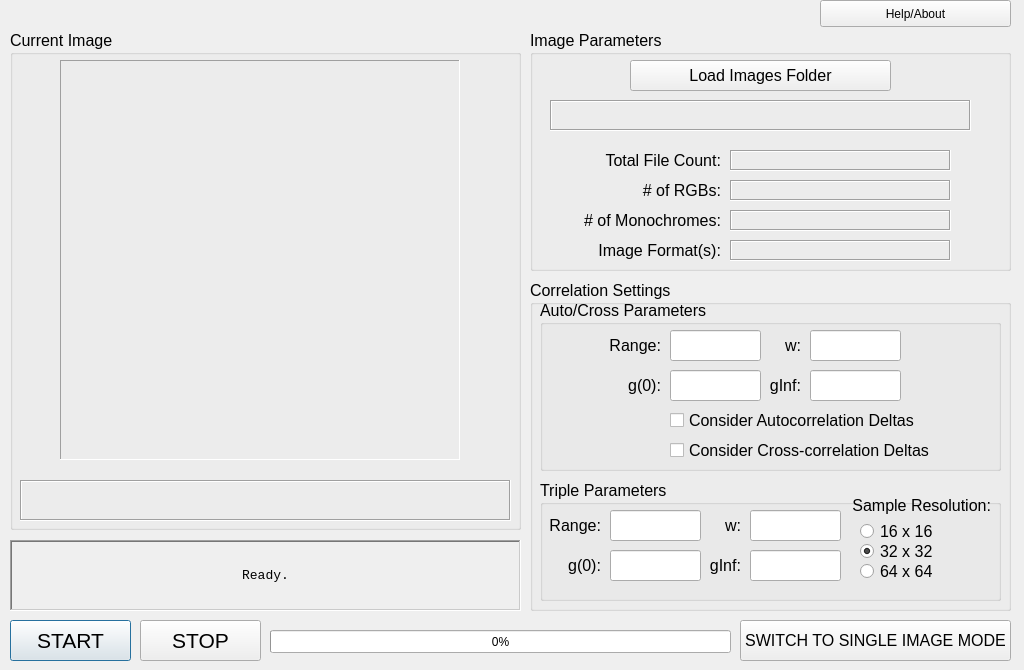
The window that local_GUI/batch.ui (nklose/ICS) describes before a commit, drawn with Qt 5.
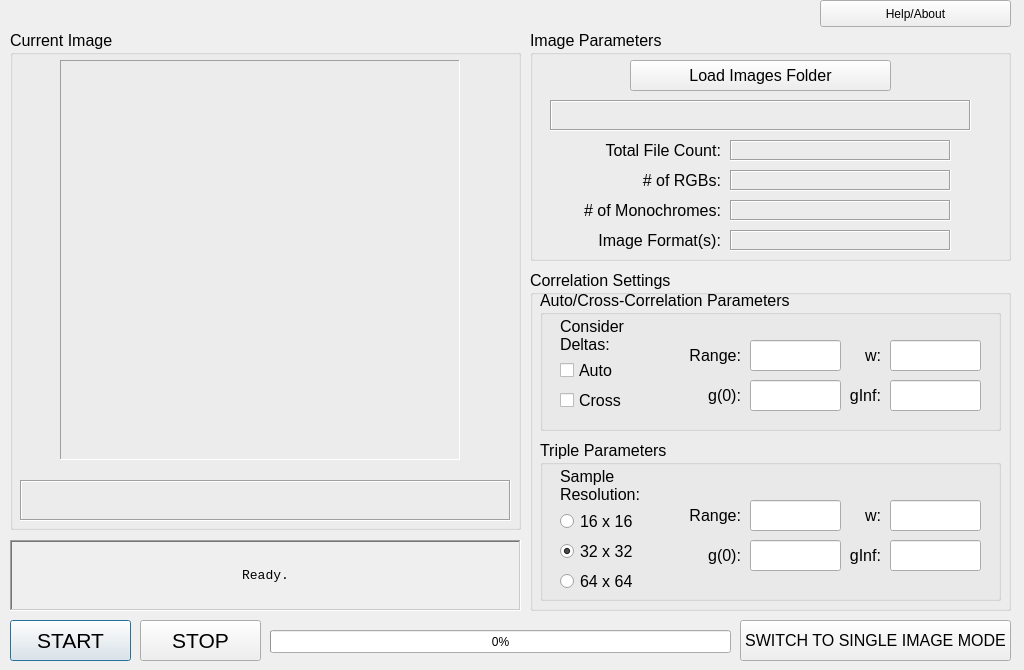
The same window after the commit.

Diff of the .ui file:
```diff
--- a/local_GUI/batch.ui
+++ b/local_GUI/batch.ui
@@ -149,7 +149,7 @@
      <x>530</x>
      <y>30</y>
      <width>481</width>
-     <height>241</height>
+     <height>231</height>
     </rect>
    </property>
    <property name="font">
@@ -177,7 +177,7 @@
     <property name="geometry">
      <rect>
       <x>50</x>
-      <y>120</y>
+      <y>110</y>
       <width>141</width>
       <height>21</height>
      </rect>
@@ -193,7 +193,7 @@
     <property name="geometry">
      <rect>
       <x>50</x>
-      <y>210</y>
+      <y>200</y>
       <width>141</width>
       <height>21</height>
      </rect>
@@ -209,7 +209,7 @@
     <property name="geometry">
      <rect>
       <x>200</x>
-      <y>120</y>
+      <y>110</y>
       <width>221</width>
       <height>21</height>
      </rect>
@@ -228,7 +228,7 @@
     <property name="geometry">
      <rect>
       <x>200</x>
-      <y>210</y>
+      <y>200</y>
       <width>221</width>
       <height>21</height>
      </rect>
@@ -253,7 +253,7 @@
     <property name="geometry">
      <rect>
       <x>200</x>
-      <y>150</y>
+      <y>140</y>
       <width>221</width>
       <height>21</height>
      </rect>
@@ -272,7 +272,7 @@
     <property name="geometry">
      <rect>
       <x>50</x>
-      <y>150</y>
+      <y>140</y>
       <width>141</width>
       <height>21</height>
      </rect>
@@ -288,7 +288,7 @@
     <property name="geometry">
      <rect>
       <x>50</x>
-      <y>180</y>
+      <y>170</y>
       <width>141</width>
       <height>21</height>
      </rect>
@@ -304,7 +304,7 @@
     <property name="geometry">
      <rect>
       <x>200</x>
-      <y>180</y>
+      <y>170</y>
       <width>221</width>
       <height>21</height>
      </rect>
@@ -351,9 +351,9 @@
    <property name="geometry">
     <rect>
      <x>530</x>
-     <y>280</y>
+     <y>270</y>
      <width>481</width>
-     <height>331</height>
+     <height>341</height>
     </rect>
    </property>
    <property name="font">
@@ -368,9 +368,9 @@
     <property name="geometry">
      <rect>
       <x>10</x>
-      <y>200</y>
+      <y>170</y>
       <width>461</width>
-      <height>121</height>
+      <height>161</height>
      </rect>
     </property>
     <property name="title">
@@ -385,8 +385,8 @@
     <widget class="QLabel" name="tripleRangeLabel">
      <property name="geometry">
       <rect>
-       <x>10</x>
-       <y>30</y>
+       <x>150</x>
+       <y>60</y>
        <width>51</width>
        <height>31</height>
       </rect>
@@ -401,8 +401,8 @@
     <widget class="QLabel" name="tripleG0Label">
      <property name="geometry">
       <rect>
-       <x>10</x>
-       <y>70</y>
+       <x>150</x>
+       <y>100</y>
        <width>51</width>
        <height>31</height>
       </rect>
@@ -417,8 +417,8 @@
     <widget class="QLabel" name="tripleWLabel">
      <property name="geometry">
       <rect>
-       <x>180</x>
-       <y>30</y>
+       <x>320</x>
+       <y>60</y>
        <width>21</width>
        <height>31</height>
       </rect>
@@ -433,8 +433,8 @@
     <widget class="QLabel" name="tripleGinfLabel">
      <property name="geometry">
       <rect>
-       <x>150</x>
-       <y>70</y>
+       <x>290</x>
+       <y>100</y>
        <width>51</width>
        <height>31</height>
       </rect>
@@ -449,8 +449,8 @@
     <widget class="QLineEdit" name="tripleRange">
      <property name="geometry">
       <rect>
-       <x>70</x>
-       <y>30</y>
+       <x>210</x>
+       <y>60</y>
        <width>91</width>
        <height>31</height>
       </rect>
@@ -468,8 +468,8 @@
     <widget class="QLineEdit" name="tripleG0">
      <property name="geometry">
       <rect>
-       <x>70</x>
-       <y>70</y>
+       <x>210</x>
+       <y>100</y>
        <width>91</width>
        <height>31</height>
       </rect>
@@ -484,8 +484,8 @@
     <widget class="QLineEdit" name="tripleW">
      <property name="geometry">
       <rect>
-       <x>210</x>
-       <y>30</y>
+       <x>350</x>
+       <y>60</y>
        <width>91</width>
        <height>31</height>
       </rect>
@@ -503,8 +503,8 @@
     <widget class="QLineEdit" name="tripleGinf">
      <property name="geometry">
       <rect>
-       <x>210</x>
-       <y>70</y>
+       <x>350</x>
+       <y>100</y>
        <width>91</width>
        <height>31</height>
       </rect>
@@ -519,6 +519,67 @@
       <enum>Qt::VisualMoveStyle</enum>
      </property>
     </widget>
+    <widget class="QRadioButton" name="resolution64">
+     <property name="geometry">
+      <rect>
+       <x>20</x>
+       <y>130</y>
+       <width>91</width>
+       <height>22</height>
+      </rect>
+     </property>
+     <property name="text">
+      <string>64 x 64</string>
+     </property>
+    </widget>
+    <widget class="QLabel" name="tripleG0Label_2">
+     <property name="geometry">
+      <rect>
+       <x>20</x>
+       <y>20</y>
+       <width>91</width>
+       <height>51</height>
+      </rect>
+     </property>
+     <property name="text">
+      <string>Sample Resolution:</string>
+     </property>
+     <property name="alignment">
+      <set>Qt::AlignLeading|Qt::AlignLeft|Qt::AlignVCenter</set>
+     </property>
+     <property name="wordWrap">
+      <bool>true</bool>
+     </property>
+    </widget>
+    <widget class="QRadioButton" name="resolution32">
+     <property name="geometry">
+      <rect>
+       <x>20</x>
+       <y>100</y>
+       <width>91</width>
+       <height>22</height>
+      </rect>
+     </property>
+     <property name="text">
+      <string>32 x 32</string>
+     </property>
+     <property name="checked">
+      <bool>true</bool>
+     </property>
+    </widget>
+    <widget class="QRadioButton" name="resolution16">
+     <property name="geometry">
+      <rect>
+       <x>20</x>
+       <y>71</y>
+       <width>91</width>
+       <height>21</height>
+      </rect>
+     </property>
+     <property name="text">
+      <string>16 x 16</string>
+     </property>
+    </widget>
    </widget>
    <widget class="QGroupBox" name="allAutoCrossGroup">
     <property name="geometry">
@@ -526,11 +587,11 @@
       <x>10</x>
       <y>20</y>
       <width>461</width>
-      <height>171</height>
+      <height>141</height>
      </rect>
     </property>
     <property name="title">
-     <string>Auto/Cross Parameters</string>
+     <string>Auto/Cross-Correlation Parameters</string>
     </property>
     <property name="flat">
      <bool>false</bool>
@@ -541,8 +602,8 @@
     <widget class="QLabel" name="dualRangeLabel">
      <property name="geometry">
       <rect>
-       <x>70</x>
-       <y>30</y>
+       <x>150</x>
+       <y>50</y>
        <width>51</width>
        <height>31</height>
       </rect>
@@ -557,8 +618,8 @@
     <widget class="QLabel" name="dualG0Label">
      <property name="geometry">
       <rect>
-       <x>70</x>
-       <y>70</y>
+       <x>150</x>
+       <y>90</y>
        <width>51</width>
        <height>31</height>
       </rect>
@@ -573,8 +634,8 @@
     <widget class="QLabel" name="dualWLabel">
      <property name="geometry">
       <rect>
-       <x>240</x>
-       <y>30</y>
+       <x>320</x>
+       <y>50</y>
        <width>21</width>
        <height>31</height>
       </rect>
@@ -589,8 +650,8 @@
     <widget class="QLabel" name="dualGinfLabel">
      <property name="geometry">
       <rect>
-       <x>210</x>
-       <y>70</y>
+       <x>290</x>
+       <y>90</y>
        <width>51</width>
        <height>31</height>
       </rect>
@@ -605,34 +666,34 @@
     <widget class="QCheckBox" name="considerAutoDeltas">
      <property name="geometry">
       <rect>
-       <x>130</x>
-       <y>110</y>
-       <width>301</width>
-       <height>20</height>
+       <x>20</x>
+       <y>70</y>
+       <width>151</width>
+       <height>21</height>
       </rect>
      </property>
      <property name="text">
-      <string>Consider Autocorrelation Deltas</string>
+      <string>Auto</string>
      </property>
     </widget>
     <widget class="QCheckBox" name="considerCrossDeltas">
      <property name="geometry">
       <rect>
-       <x>130</x>
-       <y>140</y>
-       <width>301</width>
+       <x>20</x>
+       <y>100</y>
+       <width>151</width>
        <height>20</height>
       </rect>
      </property>
      <property name="text">
-      <string>Consider Cross-correlation Deltas</string>
+      <string>Cross</string>
      </property>
     </widget>
     <widget class="QLineEdit" name="dualRange">
      <property name="geometry">
       <rect>
-       <x>130</x>
-       <y>30</y>
+       <x>210</x>
+       <y>50</y>
        <width>91</width>
        <height>31</height>
       </rect>
@@ -650,8 +711,8 @@
     <widget class="QLineEdit" name="dualG0">
      <property name="geometry">
       <rect>
-       <x>130</x>
-       <y>70</y>
+       <x>210</x>
+       <y>90</y>
        <width>91</width>
        <height>31</height>
       </rect>
@@ -669,8 +730,8 @@
     <widget class="QLineEdit" name="dualW">
      <property name="geometry">
       <rect>
-       <x>270</x>
-       <y>30</y>
+       <x>350</x>
+       <y>50</y>
        <width>91</width>
        <height>31</height>
       </rect>
@@ -688,8 +749,8 @@
     <widget class="QLineEdit" name="dualGinf">
      <property name="geometry">
       <rect>
-       <x>270</x>
-       <y>70</y>
+       <x>350</x>
+       <y>90</y>
        <width>91</width>
        <height>31</height>
       </rect>
@@ -704,64 +765,25 @@
       <enum>Qt::VisualMoveStyle</enum>
      </property>
     </widget>
-   </widget>
-   <widget class="QRadioButton" name="resolution64">
-    <property name="geometry">
-     <rect>
-      <x>330</x>
-      <y>280</y>
-      <width>116</width>
-      <height>22</height>
-     </rect>
-    </property>
-    <property name="text">
-     <string>64 x 64</string>
-    </property>
-   </widget>
-   <widget class="QLabel" name="tripleG0Label_2">
-    <property name="geometry">
-     <rect>
-      <x>310</x>
-      <y>210</y>
-      <width>151</width>
-      <height>31</height>
-     </rect>
-    </property>
-    <property name="text">
-     <string>Sample Resolution:</string>
-    </property>
-    <property name="alignment">
-     <set>Qt::AlignRight|Qt::AlignTrailing|Qt::AlignVCenter</set>
-    </property>
-   </widget>
-   <widget class="QRadioButton" name="resolution32">
-    <property name="geometry">
-     <rect>
-      <x>330</x>
-      <y>260</y>
-      <width>116</width>
-      <height>22</height>
-     </rect>
-    </property>
-    <property name="text">
-     <string>32 x 32</string>
-    </property>
-    <property name="checked">
-     <bool>true</bool>
-    </property>
-   </widget>
-   <widget class="QRadioButton" name="resolution16">
-    <property name="geometry">
-     <rect>
-      <x>330</x>
-      <y>240</y>
-      <width>116</width>
-      <height>22</height>
-     </rect>
-    </property>
-    <property name="text">
-     <string>16 x 16</string>
-    </property>
+    <widget class="QLabel" name="tripleG0Label_3">
+     <property name="geometry">
+      <rect>
+       <x>20</x>
+       <y>20</y>
+       <width>91</width>
+       <height>51</height>
+      </rect>
+     </property>
+     <property name="text">
+      <string>Consider Deltas:</string>
+     </property>
+     <property name="alignment">
+      <set>Qt::AlignLeading|Qt::AlignLeft|Qt::AlignVCenter</set>
+     </property>
+     <property name="wordWrap">
+      <bool>true</bool>
+     </property>
+    </widget>
    </widget>
   </widget>
   <widget class="QLabel" name="messageBox">
```
